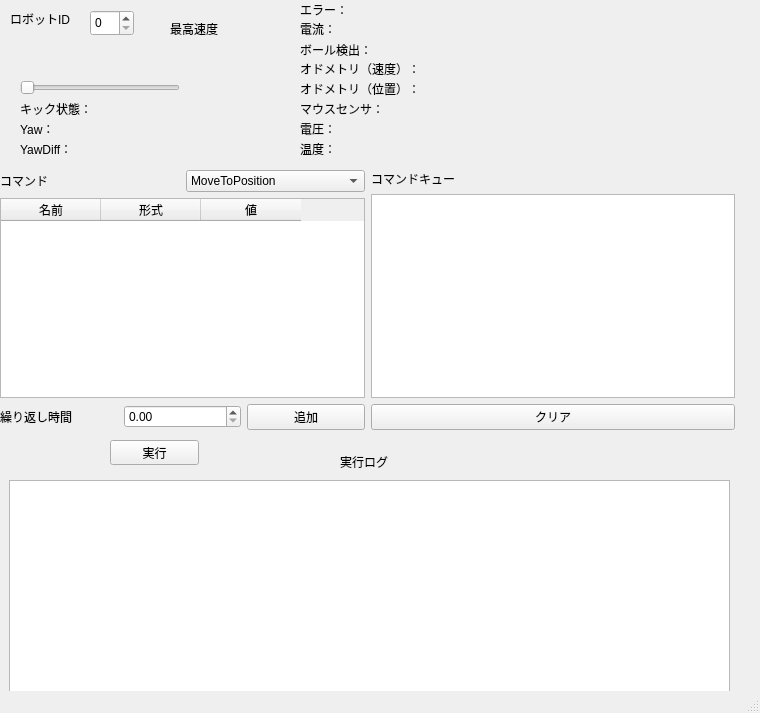
ibis-ssl/crane, file crane_simple_ai/src/qt_form.ui: the form before one commit.
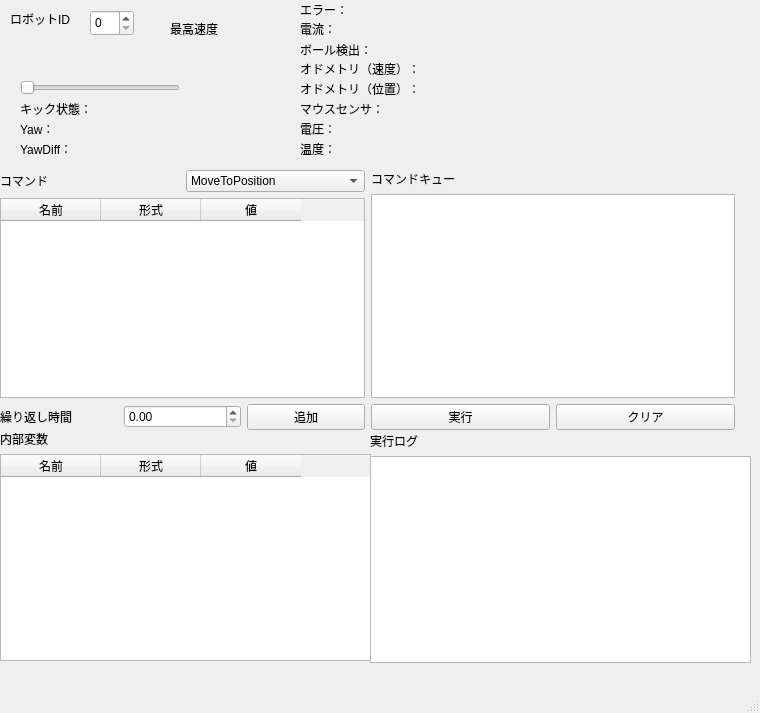
The form after the commit.

Commit message: フォーマット

```diff
--- a/crane_simple_ai/src/qt_form.ui
+++ b/crane_simple_ai/src/qt_form.ui
@@ -14,19 +14,6 @@
    <string>Crane Simple AI Commander</string>
   </property>
   <widget class="QWidget" name="centralwidget">
-   <widget class="QPushButton" name="executionPushButton">
-    <property name="geometry">
-     <rect>
-      <x>110</x>
-      <y>440</y>
-      <width>89</width>
-      <height>25</height>
-     </rect>
-    </property>
-    <property name="text">
-     <string>実行</string>
-    </property>
-   </widget>
    <widget class="QSpinBox" name="robotIDSpinBox">
     <property name="geometry">
      <rect>
@@ -164,7 +151,7 @@
         </layout>
        </item>
        <item>
-        <layout class="QVBoxLayout" name="verticalLayout_2">
+        <layout class="QVBoxLayout" name="verticalLayout_4">
          <item>
           <widget class="QLabel" name="label_5">
            <property name="layoutDirection">
@@ -179,11 +166,22 @@
           <widget class="QPlainTextEdit" name="commandQueuePlainTextEdit"/>
          </item>
          <item>
-          <widget class="QPushButton" name="queueClearPushButton">
-           <property name="text">
-            <string>クリア</string>
-           </property>
-          </widget>
+          <layout class="QHBoxLayout" name="horizontalLayout_5">
+           <item>
+            <widget class="QPushButton" name="executionPushButton">
+             <property name="text">
+              <string>実行</string>
+             </property>
+            </widget>
+           </item>
+           <item>
+            <widget class="QPushButton" name="queueClearPushButton">
+             <property name="text">
+              <string>クリア</string>
+             </property>
+            </widget>
+           </item>
+          </layout>
          </item>
         </layout>
        </item>
@@ -191,29 +189,6 @@
      </item>
     </layout>
    </widget>
-   <widget class="QLabel" name="label_6">
-    <property name="geometry">
-     <rect>
-      <x>340</x>
-      <y>450</y>
-      <width>360</width>
-      <height>23</height>
-     </rect>
-    </property>
-    <property name="text">
-     <string>実行ログ</string>
-    </property>
-   </widget>
-   <widget class="QTextBrowser" name="logTextBrowser">
-    <property name="geometry">
-     <rect>
-      <x>9</x>
-      <y>480</y>
-      <width>721</width>
-      <height>215</height>
-     </rect>
-    </property>
-   </widget>
    <widget class="QLabel" name="robotErrorsLabel">
     <property name="geometry">
      <rect>
@@ -357,6 +332,70 @@
      <string>YawDiff：</string>
     </property>
    </widget>
+   <widget class="QWidget" name="layoutWidget">
+    <property name="geometry">
+     <rect>
+      <x>0</x>
+      <y>430</y>
+      <width>371</width>
+      <height>231</height>
+     </rect>
+    </property>
+    <layout class="QVBoxLayout" name="verticalLayout_2">
+     <item>
+      <layout class="QHBoxLayout" name="horizontalLayout_4">
+       <item>
+        <widget class="QLabel" name="label_2">
+         <property name="text">
+          <string>内部変数</string>
+         </property>
+        </widget>
+       </item>
+      </layout>
+     </item>
+     <item>
+      <widget class="QTableWidget" name="contextTableWidget">
+       <column>
+        <property name="text">
+         <string>名前</string>
+        </property>
+       </column>
+       <column>
+        <property name="text">
+         <string>形式</string>
+        </property>
+       </column>
+       <column>
+        <property name="text">
+         <string>値</string>
+        </property>
+       </column>
+      </widget>
+     </item>
+    </layout>
+   </widget>
+   <widget class="QWidget" name="layoutWidget">
+    <property name="geometry">
+     <rect>
+      <x>370</x>
+      <y>432</y>
+      <width>381</width>
+      <height>231</height>
+     </rect>
+    </property>
+    <layout class="QVBoxLayout" name="verticalLayout_5">
+     <item>
+      <widget class="QLabel" name="label_6">
+       <property name="text">
+        <string>実行ログ</string>
+       </property>
+      </widget>
+     </item>
+     <item>
+      <widget class="QTextBrowser" name="logTextBrowser"/>
+     </item>
+    </layout>
+   </widget>
   </widget>
   <widget class="QMenuBar" name="menubar">
    <property name="geometry">
```
Left out of the diff: 2 changed lines with no effect on the pictures.
